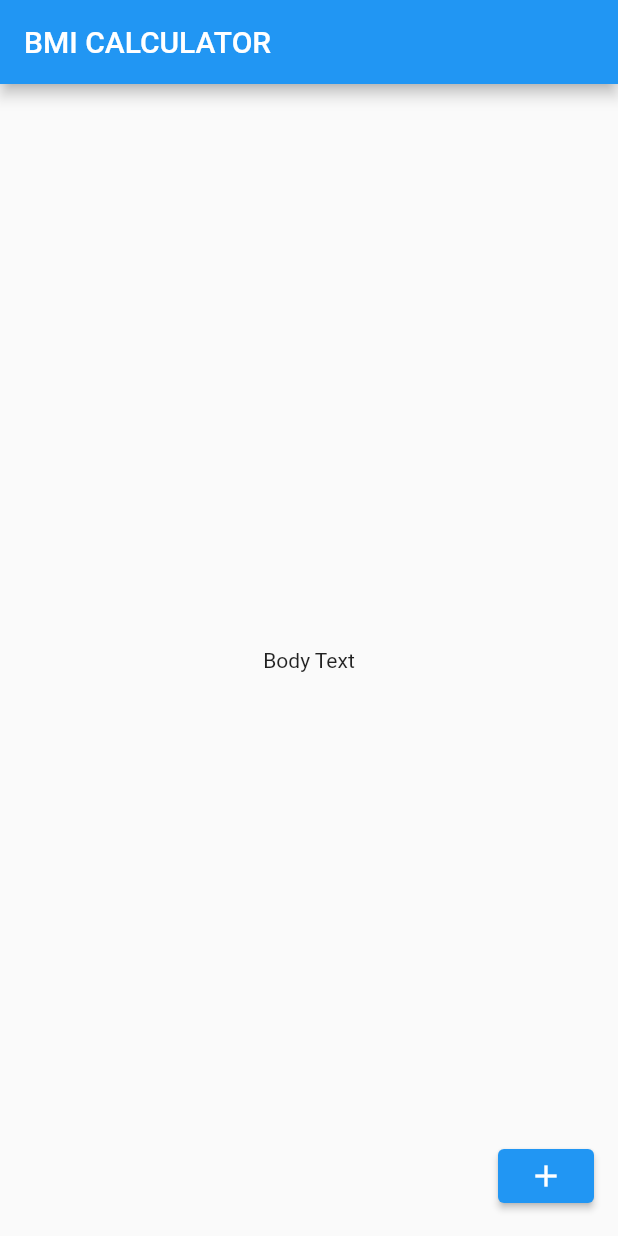
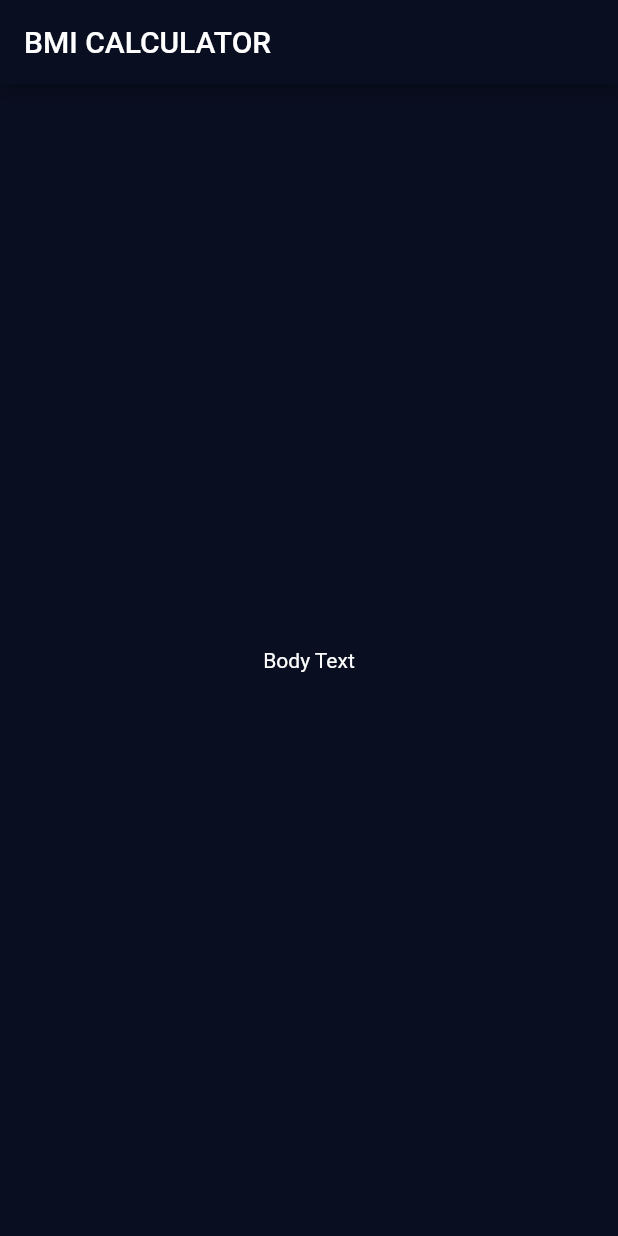
Before and after one commit to rawnakchourasia/bmi_calculator_flutter, a Flutter app: the screen it shows after launch, on a phone screen of 412 x 824 dp. Run offline on Flutter 3.47's test engine with Material 2 defaults, Android fonts, the phone set to English and light mode, and no system bars.

Commit message:
imput_page.dart file andTheme

```diff
--- /dev/null
+++ b/lib/input_page.dart
@@ -0,0 +1,24 @@
+import 'package:flutter/material.dart';
+
+class InputPage extends StatefulWidget {
+  const InputPage({super.key});
+
+  @override
+  _InputPageState createState() => _InputPageState();
+}
+
+class _InputPageState extends State<InputPage> {
+  @override
+  Widget build(BuildContext context) {
+    const primaryColor = Color(0xff0a0e21);
+    return Scaffold(
+      appBar: AppBar(
+        title: const Text('BMI CALCULATOR'),
+        backgroundColor: primaryColor,
+      ),
+      body: const Center(
+        child: Text('Body Text'),
+      ),
+    );
+  }
+}
--- a/lib/main.dart
+++ b/lib/main.dart
@@ -1,6 +1,7 @@
 import 'package:flutter/material.dart';
+import 'input_page.dart';
 
-void main() => runApp(BMICalculator());
+void main() => runApp(const BMICalculator());
 
 class BMICalculator extends StatelessWidget {
   const BMICalculator({super.key});
@@ -8,32 +9,11 @@ class BMICalculator extends StatelessWidget {
   @override
   Widget build(BuildContext context) {
     return MaterialApp(
-      home: InputPage(),
+      theme: ThemeData.dark().copyWith(
+        // primaryColor: const Color(0xff0a0e21),
+        scaffoldBackgroundColor: const Color(0xff0a0e21),
+      ),
+      home: const InputPage(),
     );
   }
 }
-
-class InputPage extends StatefulWidget {
-  const InputPage({super.key});
-
-  @override
-  _InputPageState createState() => _InputPageState();
-}
-
-class _InputPageState extends State<InputPage> {
-  @override
-  Widget build(BuildContext context) {
-    return Scaffold(
-      appBar: AppBar(
-        title: const Text('BMI CALCULATOR'),
-      ),
-      body: const Center(
-        child: Text('Body Text'),
-      ),
-      floatingActionButton: ElevatedButton(
-        onPressed: () {},
-        child: const Icon(Icons.add),
-      ),
-    );
-  }
-}
```
